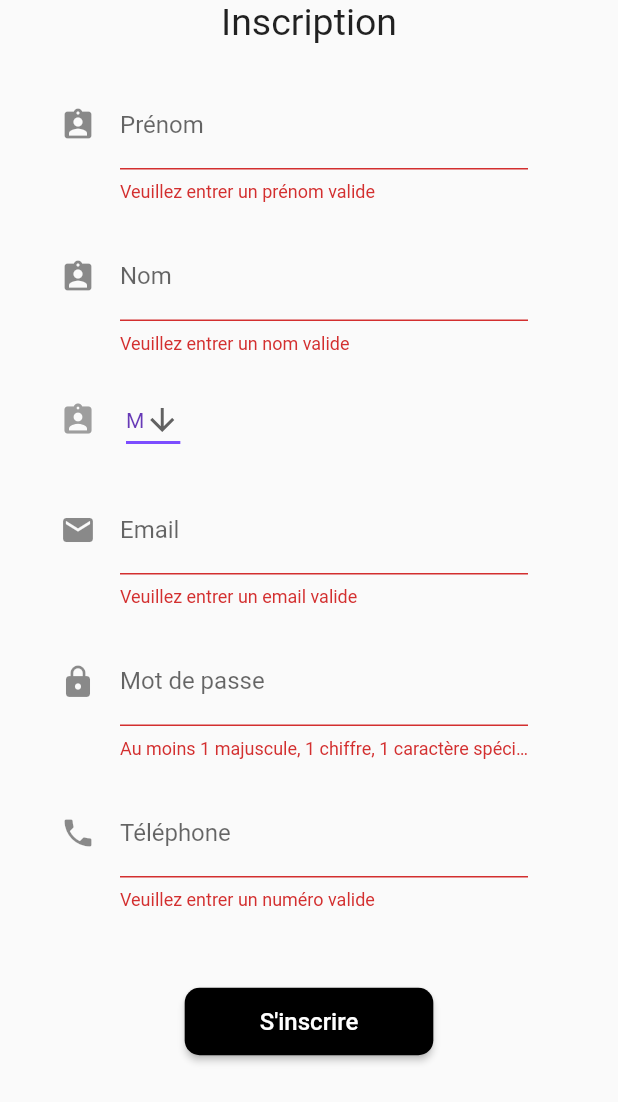
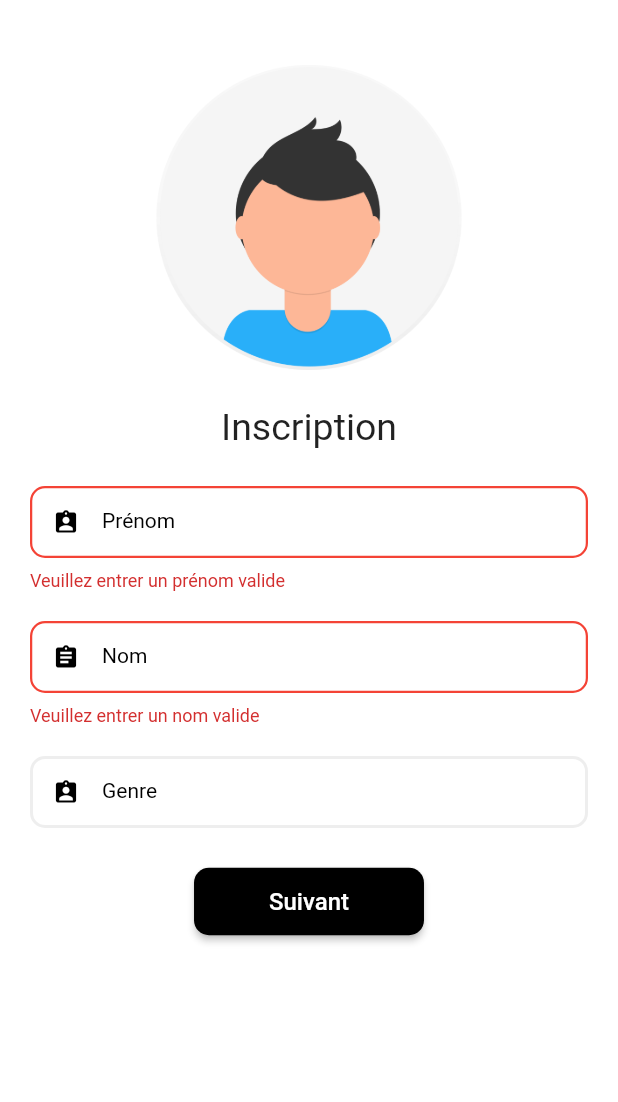
Before and after one commit to juxqq/stage-project-mobile, a Flutter app: the SignUp screen opened by its route, on a phone screen of 412 x 824 dp. Shown: the top 1102 px of the screen. Run offline on Flutter 3.47's test engine with Material 2 defaults, Android fonts, the phone set to English and light mode, and no system bars; our stand-ins replace bottom_navy_bar; missing offline and left inert: dart:ffi, drop_down_list, flutter_session, flutter_verification_code; accounts and stored records are empty.

Commit message:
Signup + Login + ResetPassword
Fin de la refonte graphique des pages d'inscription, réinitialisation de mot de passe et de connexion.

```diff
--- /dev/null
+++ b/lib/share/dropdown_list.dart
@@ -0,0 +1,50 @@
+import 'package:flutter/material.dart';
+import 'package:drop_down_list/drop_down_list.dart';
+import 'package:mobile_app/share/text_form.dart';
+
+class AppTextField extends StatefulWidget {
+  TextEditingController textEditingController = TextEditingController();
+  final bool isCitySelected;
+  final List<SelectedListItem>? cities;
+  AppTextField({
+    required this.textEditingController,
+    required this.isCitySelected,
+    this.cities,
+    Key? key,
+  }) : super(key: key);
+
+  @override
+  _AppTextFieldState createState() => _AppTextFieldState();
+}
+
+class _AppTextFieldState extends State<AppTextField> {
+  TextEditingController _searchTextEditingController = TextEditingController();
+
+  /// This is on text changed method which will display on city text field on changed.
+  void onTextFieldTap() {
+    DropDownState(
+      DropDown(
+        submitButtonText: 'Done',
+        submitButtonColor: const Color.fromRGBO(70, 76, 222, 1),
+        bottomSheetTitle: 'Genre',
+        searchBackgroundColor: Colors.black12,
+        dataList: widget.cities ?? [],
+        selectedItems: (List<dynamic> selectedList) {},
+        selectedItem: (String selected) {
+          widget.textEditingController.text = selected;
+        },
+        enableMultipleSelection: false,
+        searchController: _searchTextEditingController,
+      ),
+    ).showModal(context);
+  }
+
+  @override
+  Widget build(BuildContext context) {
+    return TextForm(widget.textEditingController, 'Genre', (value) {},
+        Icons.assignment_ind, false, () {
+      FocusScope.of(context).unfocus();
+      onTextFieldTap();
+    }, TextInputType.text);
+  }
+}
--- a/lib/share/radius_button.dart
+++ b/lib/share/radius_button.dart
@@ -11,11 +11,11 @@ class RadiusButton extends StatelessWidget {
   @override
   Widget build(BuildContext context) {
     return Padding(
-      padding: const EdgeInsets.symmetric(horizontal: 30),
+      padding: const EdgeInsets.symmetric(horizontal: 10),
       child: MaterialButton(
         onPressed: action,
         height: 45,
-        color: Colors.black,
+        color: color,
         child: Text(
           text,
           style: TextStyle(color: Colors.white, fontSize: 16.0),
--- /dev/null
+++ b/lib/share/text_form.dart
@@ -0,0 +1,64 @@
+import 'package:flutter/material.dart';
+
+class TextForm extends StatelessWidget {
+  final TextEditingController controller;
+  final String text;
+  final String? Function(String?) validator;
+  final IconData icon;
+  final bool obscureText;
+  final Function() onTap;
+  final TextInputType input;
+
+  const TextForm(this.controller, this.text, this.validator, this.icon,
+      this.obscureText, this.onTap, this.input,
+      {Key? key})
+      : super(key: key);
+
+  @override
+  Widget build(BuildContext context) {
+    return TextFormField(
+      controller: controller,
+      keyboardType: input,
+      onTap: onTap,
+      validator: validator,
+      obscureText: obscureText,
+      cursorColor: Colors.black,
+      decoration: InputDecoration(
+          contentPadding: const EdgeInsets.all(0.0),
+          labelText: text,
+          hintText: text,
+          labelStyle: const TextStyle(
+            color: Colors.black,
+            fontSize: 14.0,
+            fontWeight: FontWeight.w400,
+          ),
+          hintStyle: const TextStyle(
+            color: Colors.grey,
+            fontSize: 14.0,
+          ),
+          prefixIcon: Icon(
+            icon,
+            color: Colors.black,
+            size: 18,
+          ),
+          enabledBorder: OutlineInputBorder(
+            borderSide: BorderSide(color: Colors.grey.shade200, width: 2),
+            borderRadius: BorderRadius.circular(10.0),
+          ),
+          floatingLabelStyle: const TextStyle(
+            color: Colors.black,
+            fontSize: 18.0,
+          ),
+          focusedBorder: OutlineInputBorder(
+            borderSide: const BorderSide(color: Colors.black, width: 1.5),
+            borderRadius: BorderRadius.circular(10.0),
+          ),
+          errorBorder: OutlineInputBorder(
+              borderSide: const BorderSide(color: Colors.red, width: 1.5),
+              borderRadius: BorderRadius.circular(10)),
+          focusedErrorBorder: OutlineInputBorder(
+              borderSide: const BorderSide(color: Colors.red, width: 1.5),
+              borderRadius: BorderRadius.circular(10))),
+    );
+  }
+}
--- a/lib/views/auth/signup.dart
+++ b/lib/views/auth/signup.dart
@@ -1,8 +1,12 @@
 import 'dart:convert';
+
 import 'package:flutter/material.dart';
 import 'package:mobile_app/services/user_service.dart';
+import 'package:mobile_app/share/dropdown_list.dart';
 import 'package:mobile_app/share/radius_button.dart';
 import 'package:mobile_app/extensions/validator_extensions.dart';
+import 'package:drop_down_list/drop_down_list.dart';
+import 'package:mobile_app/share/text_form.dart';
 import 'package:crypto/crypto.dart';
 
 class SignUp extends StatefulWidget {
@@ -13,138 +17,96 @@ class SignUp extends StatefulWidget {
 }
 
 class _SignUpState extends State<SignUp> {
+  late Widget signupWidget;
+  late Widget buttonWidget;
   final _formKey = GlobalKey<FormState>();
-  String dropdownValue = 'M';
 
   final TextEditingController nameController = TextEditingController();
   final TextEditingController firstNameController = TextEditingController();
   final TextEditingController mailController = TextEditingController();
   final TextEditingController phoneController = TextEditingController();
   final TextEditingController passwordController = TextEditingController();
+  final TextEditingController genreController = TextEditingController();
   final UserService userService = UserService();
+
+  @override
+  void initState() {
+    super.initState();
+    signupWidget = initialSignup;
+    buttonWidget = initialButton;
+  }
 
   @override
   Widget build(BuildContext context) {
     return Scaffold(
-        resizeToAvoidBottomInset: false,
+        backgroundColor: Colors.white,
         body: SafeArea(
             child: Form(
                 autovalidateMode: AutovalidateMode.always,
                 key: _formKey,
                 child: SingleChildScrollView(
+                    child: Padding(
+                  padding: EdgeInsets.all(20),
                   child: Column(
                     mainAxisAlignment: MainAxisAlignment.center,
                     children: [
+                      SizedBox(
+                        height: 250,
+                        child: Stack(children: [
+                          Positioned(
+                            top: 0,
+                            left: 0,
+                            right: 0,
+                            bottom: 0,
+                            child: Image.asset('assets/img/creatingprofile.png',
+                                height: 400),
+                          )
+                        ]),
+                      ),
                       const Text("Inscription", style: TextStyle(fontSize: 25)),
                       const SizedBox(height: 25),
-                      Container(
-                        alignment: Alignment.center,
-                        margin: const EdgeInsets.only(
-                          left: 40,
-                          right: 60,
+                      AnimatedSwitcher(
+                        duration: const Duration(seconds: 1),
+                        child: signupWidget,
+                        transitionBuilder: (child, animation) =>
+                            ScaleTransition(scale: animation, child: child),
                       ),
-                        child: TextFormField(
-                          controller: nameController,
-                          validator: (value) {
-                            return value!.validateName();
-                          },
-                          decoration: InputDecoration(
-                              labelText: "Prénom",
-                              icon: Icon(Icons.assignment_ind)),
+                      const SizedBox(height: 25),
+                      AnimatedSwitcher(
+                        duration: const Duration(milliseconds: 400),
+                        child: buttonWidget,
+                        transitionBuilder: (child, animation) =>
+                            ScaleTransition(scale: animation, child: child),
                       ),
+                    ],
                   ),
-                      const SizedBox(height: 20),
-                      Container(
-                        alignment: Alignment.center,
-                        margin: const EdgeInsets.only(
-                          left: 40,
-                          right: 60,
-                        ),
-                        child: TextFormField(
-                          controller: firstNameController,
-                          validator: (value) {
-                            return value!.validateLastName();
-                          },
-                          decoration: InputDecoration(
-                              labelText: "Nom",
-                              icon: Icon(Icons.assignment_ind)),
-                        ),
-                      ),
-                      const SizedBox(height: 20),
-                      Container(
-                          alignment: Alignment.centerLeft,
-                          margin: const EdgeInsets.only(
-                            left: 40,
-                            right: 60,
-                          ),
-                          child: Row(
+                )))));
+  }
+
+  late Widget initialButton = RadiusButton("Suivant", () {
+    setState(() {
+      signupWidget = finalSignup;
+      buttonWidget = finalButton;
+    });
+  }, Colors.black);
+
+  late Widget finalButton = Row(
     children: [
-                              Icon(Icons.assignment_ind, color: Colors.grey),
-                              const SizedBox(width: 20),
-                              _buildDropButton()
-                            ],
-                          )),
-                      const SizedBox(height: 20),
-                      Container(
-                        alignment: Alignment.center,
-                        margin: const EdgeInsets.only(
-                          left: 40,
-                          right: 60,
-                        ),
-                        child: TextFormField(
-                          controller: mailController,
-                          validator: (value) {
-                            return value!.validateEmail();
-                          },
-                          decoration: InputDecoration(
-                              labelText: "Email", icon: Icon(Icons.mail)),
-                        ),
-                      ),
-                      const SizedBox(height: 20),
-                      Container(
-                        alignment: Alignment.center,
-                        margin: const EdgeInsets.only(
-                          left: 40,
-                          right: 60,
-                        ),
-                        child: TextFormField(
-                          controller: passwordController,
-                          validator: (value) => value!.validatePassword(),
-                          decoration: InputDecoration(
-                              labelText: "Mot de passe",
-                              icon: Icon(Icons.lock)),
-                          obscureText: true,
-                        ),
-                      ),
-                      const SizedBox(height: 20),
-                      Container(
-                        alignment: Alignment.center,
-                        margin: const EdgeInsets.only(
-                          left: 40,
-                          right: 60,
-                        ),
-                        child: TextFormField(
-                          controller: phoneController,
-                          keyboardType: TextInputType.phone,
-                          validator: (value) {
-                            return value!.validatePhone();
-                          },
-                          decoration: const InputDecoration(
-                              labelText: "Téléphone", icon: Icon(Icons.phone)),
-                        ),
-                      ),
-                      const SizedBox(height: 50),
+      RadiusButton('Retour', () {
+        setState(() {
+          buttonWidget = initialButton;
+          signupWidget = initialSignup;
+        });
+      }, Colors.black),
       RadiusButton("S'inscrire", () async {
         if (_formKey.currentState!.validate()) {
           ScaffoldMessenger.of(context).showSnackBar(
-                            const SnackBar(
-                                content: Text('Inscription en cours...')),
+            const SnackBar(content: Text('Inscription en cours...')),
           );
           await userService
               .createUser(
                   sha512
-                                      .convert(
-                                          utf8.encode(passwordController.text))
+                      .convert(utf8.encode(passwordController.text))
                       .toString(),
                   nameController.text,
                   firstNameController.text,
@@ -153,48 +115,54 @@ class _SignUpState extends State<SignUp> {
               .then((value) {
             if (value == true) {
               Navigator.pushNamed(context, '/main');
-                              ScaffoldMessenger.of(context).showSnackBar(
-                                  const SnackBar(
+              ScaffoldMessenger.of(context).showSnackBar(const SnackBar(
                   content: Text(
                       'Inscription réussie ! Confirmer votre adresse mail.'),
                   backgroundColor: Colors.green));
             } else {
-                              ScaffoldMessenger.of(context).showSnackBar(
-                                  const SnackBar(
+              ScaffoldMessenger.of(context).showSnackBar(const SnackBar(
                   content: Text(
                       "Inscription impossible ! Un compte utilise déjà cet adresse mail."),
                   backgroundColor: Colors.red));
             }
           });
         }
-                      }, Colors.lightBlue),
+      }, Colors.black)
     ],
-                  ),
-                ))));
+  );
+
+  late Widget initialSignup = Column(children: [
+    TextForm(nameController, 'Prénom', (value) => value!.validateName(),
+        Icons.assignment_ind, false, () {}, TextInputType.text),
+    const SizedBox(height: 20),
+    TextForm(firstNameController, 'Nom', (p0) => p0!.validateLastName(),
+        Icons.assignment, false, () {}, TextInputType.text),
+    const SizedBox(height: 20),
+    AppTextField(
+      textEditingController: genreController,
+      isCitySelected: true,
+      cities: [
+        SelectedListItem(false, 'Homme'),
+        SelectedListItem(false, 'Femme'),
+        SelectedListItem(false, 'Autre'),
+      ],
+    )
+  ]);
+
+  late Widget finalSignup = Column(children: [
+    TextForm(mailController, 'E-mail', (p0) => p0!.validateEmail(), Icons.mail,
+        false, () {}, TextInputType.emailAddress),
+    const SizedBox(height: 20),
+    TextForm(passwordController, 'Mot de passe', (p0) => p0!.validatePassword(),
+        Icons.lock, true, () {}, TextInputType.text),
+    const SizedBox(height: 20),
+    TextForm(
+        phoneController,
+        'Numéro de téléphone',
+        (p0) => p0!.validatePhone(),
+        Icons.phone,
+        false,
+        () {},
+        TextInputType.phone)
+  ]);
 }
-
-  Widget _buildDropButton() {
-    return DropdownButton<String>(
-      value: dropdownValue,
-      icon: const Icon(Icons.arrow_downward),
-      elevation: 16,
-      style: const TextStyle(color: Colors.deepPurple),
-      underline: Container(
-        height: 2,
-        color: Colors.deepPurpleAccent,
-      ),
-      onChanged: (String? newValue) {
-        setState(() {
-          dropdownValue = newValue!;
-        });
-      },
-      items:
-          <String>['M', 'F', 'A'].map<DropdownMenuItem<String>>((String value) {
-        return DropdownMenuItem<String>(
-          value: value,
-          child: Text(value),
-        );
-      }).toList(),
-    );
-  }
-}
--- a/pubspec.yaml
+++ b/pubspec.yaml
@@ -54,6 +54,7 @@ dev_dependencies:
   http: ^0.13.3
   flutter_email_sender: ^5.0.2
   flutter_verification_code: ^1.1.1
+  drop_down_list: ^0.0.2
 # For information on the generic Dart part of this file, see the
 # following page: https://dart.dev/tools/pub/pubspec
 
```
Also changed, not shown: lib/services/user_service.dart (+5 -5 lines), lib/views/auth/login.dart (+19 -72 lines), lib/views/auth/reset.dart (+48 -45 lines), assets/img/creatingprofile.png (added), pubspec.lock. Lines whose indentation alone changed are shown as unchanged.
